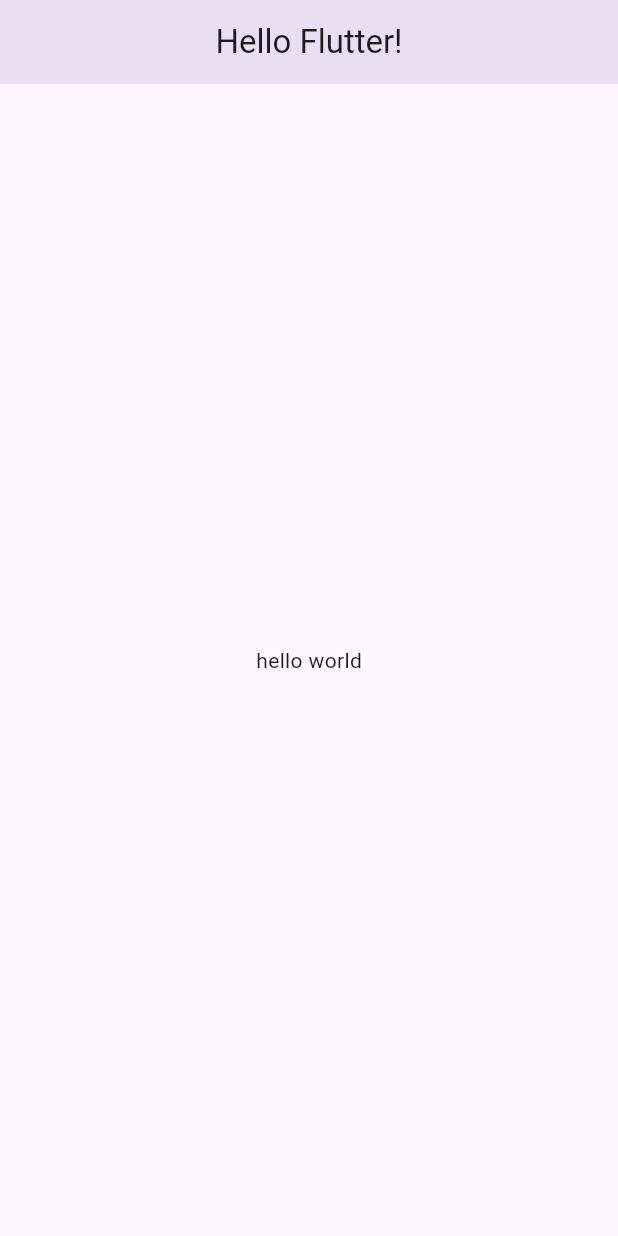
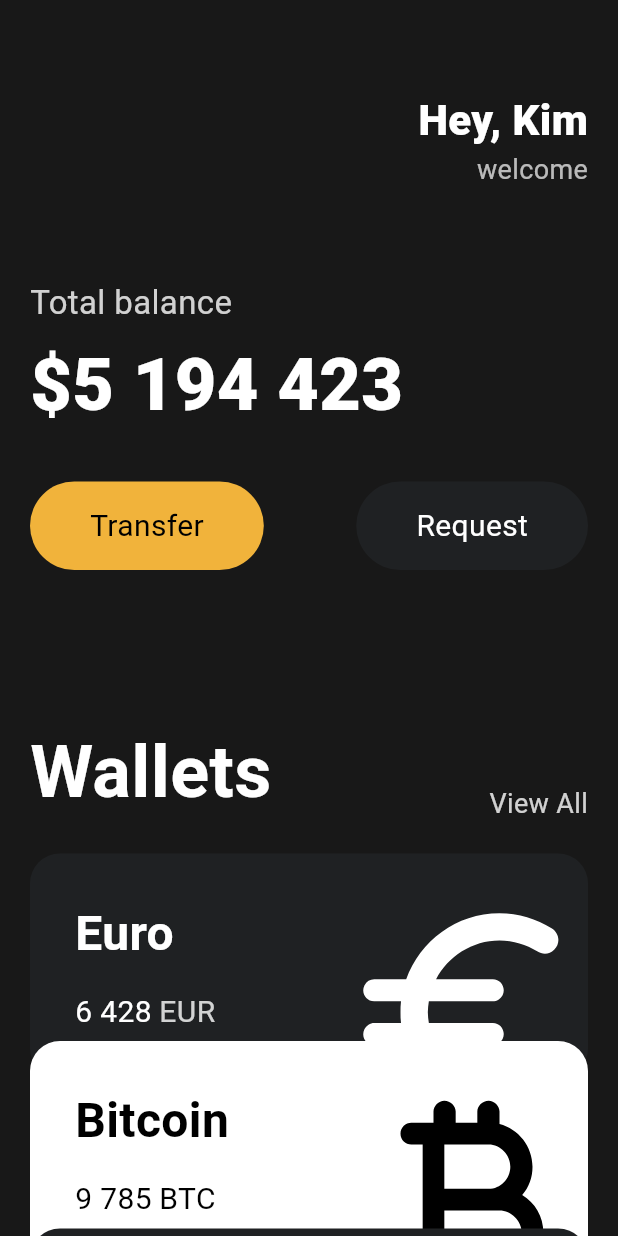
Before and after one commit to sstaar91/Flutter, a Flutter app: the screen it shows after launch, on a phone screen of 412 x 824 dp. Run offline on Flutter 3.47's test engine with Material 3 defaults, Android fonts, the phone set to English and light mode, and no system bars.

Commit message:
ADD : my wallet complete

```diff
--- a/lib/main.dart
+++ b/lib/main.dart
@@ -1,21 +1,148 @@
 import 'package:flutter/material.dart';
+import 'package:toonflix/widgets/button.dart';
+import 'package:toonflix/widgets/card.dart';
 
 void main() {
-  runApp(App());
+  runApp(const App());
 }
 
 class App extends StatelessWidget {
+  const App({super.key});
+
   @override
   Widget build(BuildContext context) {
     return MaterialApp(
       home: Scaffold(
-        appBar: AppBar(
-          elevation: 15,
-          title: Text("Hello Flutter!"),
-          centerTitle: true,
-        ),
-        body: Center(
-          child: Text("hello world"),
+        backgroundColor: const Color(0xFF181818),
+        body: SingleChildScrollView(
+          child: Padding(
+            padding: const EdgeInsets.symmetric(
+              horizontal: 20,
+            ),
+            child: Column(
+              crossAxisAlignment: CrossAxisAlignment.start,
+              children: [
+                const SizedBox(
+                  height: 60,
+                ),
+                Row(
+                  mainAxisAlignment: MainAxisAlignment.end,
+                  children: [
+                    Column(
+                      crossAxisAlignment: CrossAxisAlignment.end,
+                      children: [
+                        const Text(
+                          "Hey, Kim",
+                          style: TextStyle(
+                            color: Colors.white,
+                            fontSize: 28,
+                            fontWeight: FontWeight.w800,
+                          ),
+                        ),
+                        Text(
+                          "welcome",
+                          style: TextStyle(
+                            color: Colors.white.withOpacity(0.7),
+                            fontSize: 18,
+                          ),
+                        )
+                      ],
+                    )
+                  ],
+                ),
+                const SizedBox(
+                  height: 60,
+                ),
+                Text(
+                  "Total balance",
+                  style: TextStyle(
+                    fontSize: 22,
+                    color: Colors.white.withOpacity(0.8),
+                  ),
+                ),
+                const SizedBox(
+                  height: 5,
+                ),
+                const Text(
+                  "\$5 194 423",
+                  style: TextStyle(
+                    fontSize: 48,
+                    fontWeight: FontWeight.w900,
+                    color: Colors.white,
+                  ),
+                ),
+                const SizedBox(
+                  height: 30,
+                ),
+                const Row(
+                  mainAxisAlignment: MainAxisAlignment.spaceBetween,
+                  children: [
+                    Button(
+                      text: 'Transfer',
+                      bgColor: Color(0xFFF1B33B),
+                      textColor: Colors.black,
+                    ),
+                    Button(
+                      text: 'Request',
+                      bgColor: Color(0xFF1F2123),
+                      textColor: Colors.white,
+                    ),
+                  ],
+                ),
+                const SizedBox(
+                  height: 100,
+                ),
+                Row(
+                  mainAxisAlignment: MainAxisAlignment.spaceBetween,
+                  crossAxisAlignment: CrossAxisAlignment.end,
+                  children: [
+                    const Text(
+                      "Wallets",
+                      style: TextStyle(
+                        color: Colors.white,
+                        fontSize: 48,
+                        fontWeight: FontWeight.w600,
+                      ),
+                    ),
+                    Text(
+                      "View All",
+                      style: TextStyle(
+                        color: Colors.white.withOpacity(0.8),
+                        fontSize: 18,
+                      ),
+                    ),
+                  ],
+                ),
+                const SizedBox(
+                  height: 20,
+                ),
+                const CurrencyCard(
+                  name: "Euro",
+                  code: "EUR",
+                  amount: "6 428",
+                  icon: Icons.euro_rounded,
+                  isInverted: false,
+                  offset: 0,
+                ),
+                const CurrencyCard(
+                  name: "Bitcoin",
+                  code: "BTC",
+                  amount: "9 785",
+                  icon: Icons.currency_bitcoin_rounded,
+                  isInverted: true,
+                  offset: -25,
+                ),
+                const CurrencyCard(
+                  name: "Dollar",
+                  code: "USD",
+                  amount: "10 785",
+                  icon: Icons.attach_money_rounded,
+                  isInverted: false,
+                  offset: -50,
+                ),
+              ],
+            ),
+          ),
         ),
       ),
     );
--- /dev/null
+++ b/lib/widgets/button.dart
@@ -0,0 +1,37 @@
+import 'package:flutter/material.dart';
+
+class Button extends StatelessWidget {
+  final String text;
+  final Color bgColor;
+  final Color textColor;
+
+  const Button({
+    super.key,
+    required this.text,
+    required this.bgColor,
+    required this.textColor,
+  });
+
+  @override
+  Widget build(BuildContext context) {
+    return Container(
+      decoration: BoxDecoration(
+        color: bgColor,
+        borderRadius: BorderRadius.circular(45),
+      ),
+      child: Padding(
+        padding: const EdgeInsets.symmetric(
+          vertical: 15,
+          horizontal: 40,
+        ),
+        child: Text(
+          text,
+          style: TextStyle(
+            color: textColor,
+            fontSize: 20,
+          ),
+        ),
+      ),
+    );
+  }
+}
--- /dev/null
+++ b/lib/widgets/card.dart
@@ -0,0 +1,88 @@
+import 'package:flutter/material.dart';
+
+class CurrencyCard extends StatelessWidget {
+  final String name, code, amount;
+  final IconData icon;
+  final bool isInverted;
+  final double offset;
+
+  const CurrencyCard({
+    super.key,
+    required this.name,
+    required this.code,
+    required this.amount,
+    required this.icon,
+    required this.isInverted,
+    required this.offset,
+  });
+
+  @override
+  Widget build(BuildContext context) {
+    return Transform.translate(
+      offset: Offset(0, offset),
+      child: Container(
+        clipBehavior: Clip.hardEdge,
+        decoration: BoxDecoration(
+            color: isInverted ? Colors.white : const Color(0xFF1F2123),
+            borderRadius: BorderRadius.circular(20)),
+        child: Padding(
+          padding: const EdgeInsets.all(30),
+          child: Row(
+            mainAxisAlignment: MainAxisAlignment.spaceBetween,
+            children: [
+              Column(
+                crossAxisAlignment: CrossAxisAlignment.start,
+                children: [
+                  Text(
+                    name,
+                    style: TextStyle(
+                        color: isInverted ? Colors.black : Colors.white,
+                        fontSize: 32,
+                        fontWeight: FontWeight.bold),
+                  ),
+                  const SizedBox(
+                    height: 15,
+                  ),
+                  Row(
+                    children: [
+                      Text(
+                        amount,
+                        style: TextStyle(
+                          color: isInverted ? Colors.black : Colors.white,
+                          fontSize: 20,
+                        ),
+                      ),
+                      const SizedBox(
+                        width: 5,
+                      ),
+                      Text(
+                        code,
+                        style: TextStyle(
+                          color: isInverted
+                              ? Colors.black
+                              : Colors.white.withOpacity(0.8),
+                          fontSize: 20,
+                        ),
+                      ),
+                    ],
+                  ),
+                ],
+              ),
+              Transform.scale(
+                scale: 2.2,
+                child: Transform.translate(
+                  offset: const Offset(-5, 14),
+                  child: Icon(
+                    icon,
+                    color: isInverted ? Colors.black : Colors.white,
+                    size: 80,
+                  ),
+                ),
+              ),
+            ],
+          ),
+        ),
+      ),
+    );
+  }
+}
```
